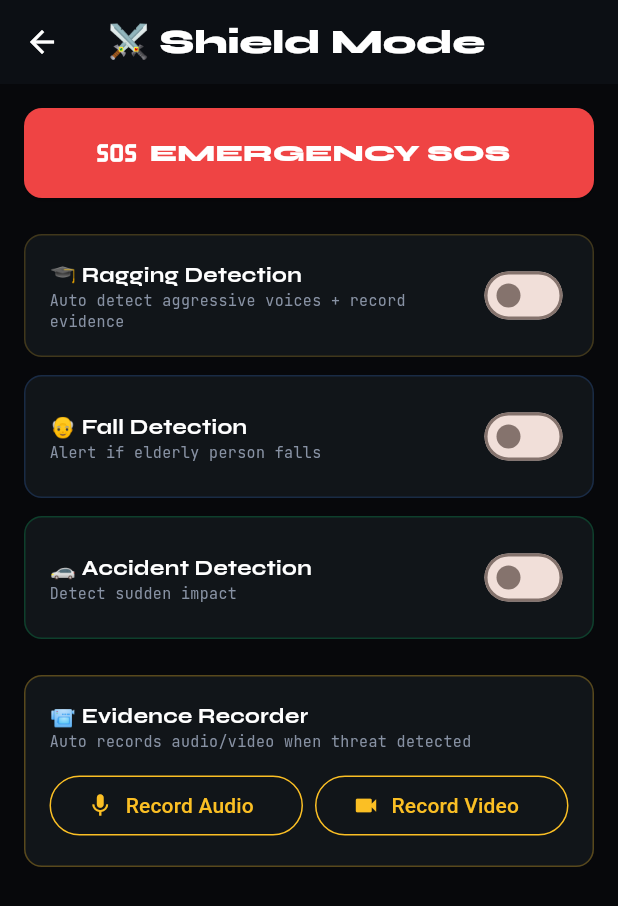
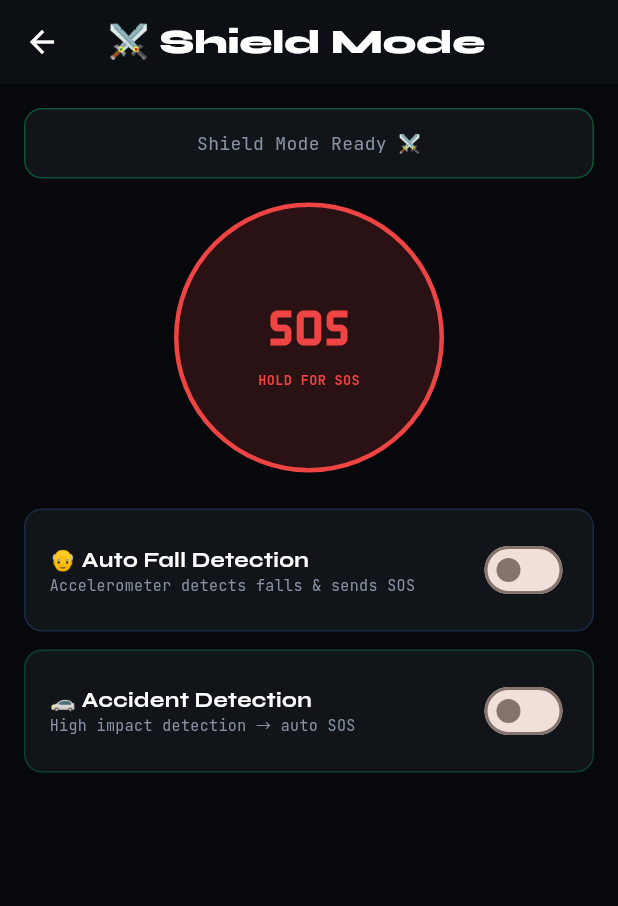
Before and after one commit to EmoThewall05/Emowall-AI-2.0, a Flutter app: the screen it shows once a user with an empty profile is signed in, after a tap on "⚔️", on a phone screen of 412 x 824 dp. Shown: the top 906 px of the screen. Run offline on Flutter 3.47's test engine with Material 3 defaults, Android fonts, the phone set to English and light mode, and no system bars; our stand-ins replace audioplayers, firebase_auth, firebase_core, flutter_animate, flutter_local_notifications, flutter_tts and 5 more; accounts and stored records are empty; generated files the repository leaves out were written again.

Commit message:
feat: Add automatic fall detection Shield Mode with accelerometer SOS

```diff
--- a/lib/main.dart
+++ b/lib/main.dart
@@ -11,6 +11,7 @@ import 'package:emowall/care/guardian_ai.dart';
 import 'package:emowall/health/women_ai.dart';
 import 'package:emowall/widgets/butterfly_logo.dart';
 import 'package:emowall/screens/media_verifier_ai.dart';
+import 'package:emowall/screens/shield_mode.dart';
 
 void main() async {
   WidgetsFlutterBinding.ensureInitialized();
@@ -378,97 +379,6 @@ class _GuardianModeScreenState extends State<GuardianModeScreen> {
 }
 
 // ==================== SHIELD MODE ====================
-class ShieldModeScreen extends StatefulWidget {
-  const ShieldModeScreen({super.key});
-  @override
-  State<ShieldModeScreen> createState() => _ShieldModeScreenState();
-}
-
-class _ShieldModeScreenState extends State<ShieldModeScreen> {
-  bool _raggingDetect = false;
-  bool _fallDetect = false;
-  bool _accidentDetect = false;
-
-  @override
-  Widget build(BuildContext context) {
-    return Scaffold(
-      backgroundColor: const Color(0xFF07080B),
-      appBar: AppBar(
-        backgroundColor: const Color(0xFF0C0F14),
-        title: Text('⚔️ Shield Mode', style: GoogleFonts.syne(fontWeight: FontWeight.w800, color: Colors.white)),
-        iconTheme: const IconThemeData(color: Colors.white),
-      ),
-      body: SingleChildScrollView(
-        padding: const EdgeInsets.all(16),
-        child: Column(children: [
-          ElevatedButton.icon(
-            onPressed: _quickSOS,
-            icon: const Icon(Icons.sos, size: 28),
-            label: Text('EMERGENCY SOS', style: GoogleFonts.syne(fontSize: 16, fontWeight: FontWeight.w800)),
-            style: ElevatedButton.styleFrom(
-              backgroundColor: const Color(0xFFEF4444),
-              foregroundColor: Colors.white,
-              minimumSize: const Size(double.infinity, 60),
-              shape: RoundedRectangleBorder(borderRadius: BorderRadius.circular(12)),
-            ),
-          ),
-          const SizedBox(height: 24),
-          _featureToggle('🎓 Ragging Detection', 'Auto detect aggressive voices + record evidence', _raggingDetect, (v) => setState(() => _raggingDetect = v), const Color(0xFFFBBF24)),
-          const SizedBox(height: 12),
-          _featureToggle('👴 Fall Detection', 'Alert if elderly person falls', _fallDetect, (v) => setState(() => _fallDetect = v), const Color(0xFF3B82F6)),
-          const SizedBox(height: 12),
-          _featureToggle('🚗 Accident Detection', 'Detect sudden impact', _accidentDetect, (v) => setState(() => _accidentDetect = v), const Color(0xFF00E676)),
-          const SizedBox(height: 24),
-          Container(
-            padding: const EdgeInsets.all(16),
-            decoration: BoxDecoration(color: const Color(0xFF111519), border: Border.all(color: const Color(0xFFFBBF24).withOpacity(0.3)), borderRadius: BorderRadius.circular(12)),
-            child: Column(crossAxisAlignment: CrossAxisAlignment.start, children: [
-              Text('📹 Evidence Recorder', style: GoogleFonts.syne(fontWeight: FontWeight.w700, color: Colors.white)),
-              Text('Auto records audio/video when threat detected', style: GoogleFonts.jetBrainsMono(fontSize: 10, color: const Color(0xFF8892A4))),
-              const SizedBox(height: 12),
-              Row(children: [
-                Expanded(child: OutlinedButton.icon(
-                  onPressed: () => ScaffoldMessenger.of(context).showSnackBar(const SnackBar(content: Text('🎤 Recording audio...'), backgroundColor: Color(0xFFFBBF24))),
-                  icon: const Icon(Icons.mic, color: Color(0xFFFBBF24)),
-                  label: const Text('Record Audio', style: TextStyle(color: Color(0xFFFBBF24))),
-                  style: OutlinedButton.styleFrom(side: const BorderSide(color: Color(0xFFFBBF24))),
-                )),
-                const SizedBox(width: 8),
-                Expanded(child: OutlinedButton.icon(
-                  onPressed: () => ScaffoldMessenger.of(context).showSnackBar(const SnackBar(content: Text('📹 Recording video...'), backgroundColor: Color(0xFFFBBF24))),
-                  icon: const Icon(Icons.videocam, color: Color(0xFFFBBF24)),
-                  label: const Text('Record Video', style: TextStyle(color: Color(0xFFFBBF24))),
-                  style: OutlinedButton.styleFrom(side: const BorderSide(color: Color(0xFFFBBF24))),
-                )),
-              ]),
-            ]),
-          ),
-        ]),
-      ),
-    );
-  }
-
-  void _quickSOS() {
-    HapticFeedback.heavyImpact();
-    ScaffoldMessenger.of(context).showSnackBar(const SnackBar(content: Text('🚨 SOS sent! Location shared with emergency contacts'), backgroundColor: Color(0xFFEF4444)));
-  }
-
-  Widget _featureToggle(String title, String subtitle, bool value, Function(bool) onChanged, Color color) {
-    return Container(
-      padding: const EdgeInsets.all(16),
-      decoration: BoxDecoration(color: const Color(0xFF111519), border: Border.all(color: color.withOpacity(0.2)), borderRadius: BorderRadius.circular(12)),
-      child: Row(children: [
-        Expanded(child: Column(crossAxisAlignment: CrossAxisAlignment.start, children: [
-          Text(title, style: GoogleFonts.syne(fontWeight: FontWeight.w700, color: Colors.white)),
-          Text(subtitle, style: GoogleFonts.jetBrainsMono(fontSize: 10, color: const Color(0xFF8892A4))),
-        ])),
-        Switch(value: value, onChanged: onChanged, activeColor: color),
-      ]),
-    );
-  }
-}
-
-// ==================== CARE MODE ====================
 class CareModeScreen extends StatefulWidget {
   const CareModeScreen({super.key});
   @override
--- /dev/null
+++ b/lib/screens/shield_mode.dart
@@ -0,0 +1,283 @@
+import 'package:flutter/material.dart';
+import 'package:flutter/services.dart';
+import 'package:sensors_plus/sensors_plus.dart';
+import 'package:flutter_tts/flutter_tts.dart';
+import 'package:flutter_local_notifications/flutter_local_notifications.dart';
+import 'package:url_launcher/url_launcher.dart';
+import 'package:google_fonts/google_fonts.dart';
+import 'dart:async';
+import 'dart:math';
+
+class ShieldModeScreen extends StatefulWidget {
+  const ShieldModeScreen({super.key});
+  @override
+  State<ShieldModeScreen> createState() => _ShieldModeScreenState();
+}
+
+class _ShieldModeScreenState extends State<ShieldModeScreen> {
+  final FlutterTts _tts = FlutterTts();
+  final FlutterLocalNotificationsPlugin _notifications = FlutterLocalNotificationsPlugin();
+
+  bool _fallDetectOn = false;
+  bool _accidentDetectOn = false;
+  bool _isEmergency = false;
+  String _status = 'Shield Mode Ready ⚔️';
+  double _lastAccel = 0;
+  Timer? _sosCountdown;
+  int _countdown = 10;
+
+  StreamSubscription? _accelSub;
+
+  final List<Map<String, String>> _contacts = [
+    {'name': 'Emergency Contact 1', 'phone': '+91XXXXXXXXXX'},
+  ];
+
+  @override
+  void initState() {
+    super.initState();
+    _initNotifications();
+    _initTts();
+  }
+
+  Future<void> _initTts() async {
+    await _tts.setLanguage('ml-IN');
+    await _tts.setSpeechRate(0.4);
+  }
+
+  Future<void> _initNotifications() async {
+    const android = AndroidInitializationSettings('@mipmap/ic_launcher');
+    await _notifications.initialize(const InitializationSettings(android: android));
+  }
+
+  void _startFallDetection() {
+    setState(() {
+      _fallDetectOn = true;
+      _status = '🟢 Fall Detection ACTIVE — Monitoring...';
+    });
+    _tts.speak('Fall detection started. I am watching.');
+
+    _accelSub = accelerometerEventStream().listen((event) {
+      final magnitude = sqrt(
+        event.x * event.x + event.y * event.y + event.z * event.z
+      );
+
+      // Free fall = magnitude near 0, impact = magnitude > 25
+      if (magnitude < 2 && _lastAccel > 8) {
+        _onFallDetected('free_fall');
+      } else if (magnitude > 25) {
+        _onFallDetected('impact');
+      }
+      _lastAccel = magnitude;
+    });
+  }
+
+  void _stopFallDetection() {
+    _accelSub?.cancel();
+    setState(() {
+      _fallDetectOn = false;
+      _status = 'Shield Mode Ready ⚔️';
+    });
+  }
+
+  void _onFallDetected(String type) {
+    if (_isEmergency) return;
+    HapticFeedback.heavyImpact();
+    setState(() {
+      _isEmergency = true;
+      _countdown = 10;
+      _status = type == 'free_fall'
+          ? '⚠️ FALL DETECTED! SOS in 10 seconds...'
+          : '⚠️ IMPACT DETECTED! SOS in 10 seconds...';
+    });
+
+    _tts.speak('Fall detected! SOS will be sent in 10 seconds. Press cancel to stop.');
+
+    _sosCountdown = Timer.periodic(const Duration(seconds: 1), (timer) {
+      setState(() => _countdown--);
+      if (_countdown <= 0) {
+        timer.cancel();
+        _triggerSOS('Auto-detected: ${type == 'free_fall' ? 'Fall' : 'Impact'}');
+      }
+    });
+  }
+
+  void _cancelAutoSOS() {
+    _sosCountdown?.cancel();
+    setState(() {
+      _isEmergency = false;
+      _status = '✅ SOS Cancelled — Monitoring continues...';
+    });
+    _tts.speak('SOS cancelled. I am still watching.');
+  }
+
+  Future<void> _triggerSOS(String reason) async {
+    HapticFeedback.heavyImpact();
+    setState(() => _status = '🚨 SOS SENT! Help is coming...');
+    await _tts.speak('Emergency! SOS sent! Please help!');
+
+    await _notifications.show(
+      0,
+      '🚨 EMERGENCY SOS',
+      reason,
+      const NotificationDetails(
+        android: AndroidNotificationDetails(
+          'shield_sos', 'Shield SOS',
+          importance: Importance.max,
+          priority: Priority.high,
+          enableVibration: true,
+        ),
+      ),
+    );
+
+    for (final contact in _contacts) {
+      final phone = contact['phone']!.replaceAll('+', '');
+      final msg = Uri.encodeComponent(
+        '🚨 EMERGENCY! Emowall Shield Mode detected: $reason\nPlease help immediately!'
+      );
+      final url = 'https://wa.me/$phone?text=$msg';
+      if (await canLaunchUrl(Uri.parse(url))) {
+        await launchUrl(Uri.parse(url));
+      }
+    }
+
+    if (_contacts.isNotEmpty) {
+      final callUrl = 'tel:${_contacts[0]['phone']}';
+      if (await canLaunchUrl(Uri.parse(callUrl))) {
+        await launchUrl(Uri.parse(callUrl));
+      }
+    }
+
+    setState(() => _isEmergency = false);
+  }
+
+  @override
+  void dispose() {
+    _accelSub?.cancel();
+    _sosCountdown?.cancel();
+    _tts.stop();
+    super.dispose();
+  }
+
+  @override
+  Widget build(BuildContext context) {
+    return Scaffold(
+      backgroundColor: _isEmergency ? const Color(0xFF1A0000) : const Color(0xFF07080B),
+      appBar: AppBar(
+        backgroundColor: const Color(0xFF0C0F14),
+        title: Text('⚔️ Shield Mode', style: GoogleFonts.syne(fontWeight: FontWeight.w800, color: Colors.white)),
+        iconTheme: const IconThemeData(color: Colors.white),
+      ),
+      body: SingleChildScrollView(
+        padding: const EdgeInsets.all(16),
+        child: Column(children: [
+
+          // 🚨 Emergency Countdown
+          if (_isEmergency)
+            Container(
+              width: double.infinity,
+              padding: const EdgeInsets.all(24),
+              margin: const EdgeInsets.only(bottom: 20),
+              decoration: BoxDecoration(
+                color: Colors.red.shade900,
+                borderRadius: BorderRadius.circular(16),
+              ),
+              child: Column(children: [
+                const Text('🚨', style: TextStyle(fontSize: 48)),
+                Text('FALL DETECTED!', style: GoogleFonts.syne(fontSize: 22, color: Colors.white, fontWeight: FontWeight.w900)),
+                const SizedBox(height: 8),
+                Text('SOS in $_countdown seconds...', style: GoogleFonts.jetBrainsMono(fontSize: 16, color: Colors.white70)),
+                const SizedBox(height: 16),
+                ElevatedButton(
+                  style: ElevatedButton.styleFrom(backgroundColor: Colors.white, minimumSize: const Size(double.infinity, 50)),
+                  onPressed: _cancelAutoSOS,
+                  child: Text('✋ I AM OK — Cancel SOS', style: GoogleFonts.syne(color: Colors.red, fontWeight: FontWeight.w900)),
+                ),
+              ]),
+            ),
+
+          // Status
+          Container(
+            width: double.infinity,
+            padding: const EdgeInsets.all(14),
+            margin: const EdgeInsets.only(bottom: 16),
+            decoration: BoxDecoration(
+              color: const Color(0xFF111519),
+              borderRadius: BorderRadius.circular(12),
+              border: Border.all(color: const Color(0xFF00E676).withOpacity(0.3)),
+            ),
+            child: Text(_status, textAlign: TextAlign.center,
+              style: GoogleFonts.jetBrainsMono(fontSize: 12, color: const Color(0xFF8892A4))),
+          ),
+
+          // Manual SOS
+          GestureDetector(
+            onLongPress: () => _triggerSOS('Manual SOS'),
+            child: Container(
+              width: 180, height: 180,
+              decoration: BoxDecoration(
+                shape: BoxShape.circle,
+                color: const Color(0xFFEF4444).withOpacity(0.15),
+                border: Border.all(color: const Color(0xFFEF4444), width: 3),
+              ),
+              child: Column(mainAxisAlignment: MainAxisAlignment.center, children: [
+                const Icon(Icons.sos, color: Color(0xFFEF4444), size: 56),
+                Text('HOLD FOR SOS', style: GoogleFonts.jetBrainsMono(fontSize: 9, color: const Color(0xFFEF4444), fontWeight: FontWeight.w700)),
+              ]),
+            ),
+          ),
+
+          const SizedBox(height: 24),
+
+          // Fall Detection Toggle
+          Container(
+            padding: const EdgeInsets.all(16),
+            decoration: BoxDecoration(
+              color: const Color(0xFF111519),
+              borderRadius: BorderRadius.circular(12),
+              border: Border.all(color: const Color(0xFF3B82F6).withOpacity(_fallDetectOn ? 0.8 : 0.2)),
+            ),
+            child: Row(children: [
+              Expanded(child: Column(crossAxisAlignment: CrossAxisAlignment.start, children: [
+                Text('👴 Auto Fall Detection', style: GoogleFonts.syne(fontWeight: FontWeight.w700, color: Colors.white)),
+                Text('Accelerometer detects falls & sends SOS', style: GoogleFonts.jetBrainsMono(fontSize: 10, color: const Color(0xFF8892A4))),
+                if (_fallDetectOn)
+                  Text('● LIVE', style: GoogleFonts.jetBrainsMono(fontSize: 10, color: const Color(0xFF00E676))),
+              ])),
+              Switch(
+                value: _fallDetectOn,
+                onChanged: (v) => v ? _startFallDetection() : _stopFallDetection(),
+                activeColor: const Color(0xFF3B82F6),
+              ),
+            ]),
+          ),
+
+          const SizedBox(height: 12),
+
+          // Accident Detection
+          Container(
+            padding: const EdgeInsets.all(16),
+            decoration: BoxDecoration(
+              color: const Color(0xFF111519),
+              borderRadius: BorderRadius.circular(12),
+              border: Border.all(color: const Color(0xFF00E676).withOpacity(_accidentDetectOn ? 0.8 : 0.2)),
+            ),
+            child: Row(children: [
+              Expanded(child: Column(crossAxisAlignment: CrossAxisAlignment.start, children: [
+                Text('🚗 Accident Detection', style: GoogleFonts.syne(fontWeight: FontWeight.w700, color: Colors.white)),
+                Text('High impact detection → auto SOS', style: GoogleFonts.jetBrainsMono(fontSize: 10, color: const Color(0xFF8892A4))),
+              ])),
+              Switch(
+                value: _accidentDetectOn,
+                onChanged: (v) {
+                  setState(() => _accidentDetectOn = v);
+                  if (v && !_fallDetectOn) _startFallDetection();
+                },
+                activeColor: const Color(0xFF00E676),
+              ),
+            ]),
+          ),
+        ]),
+      ),
+    );
+  }
+}
```
Also changed, not shown: 1 other file.
